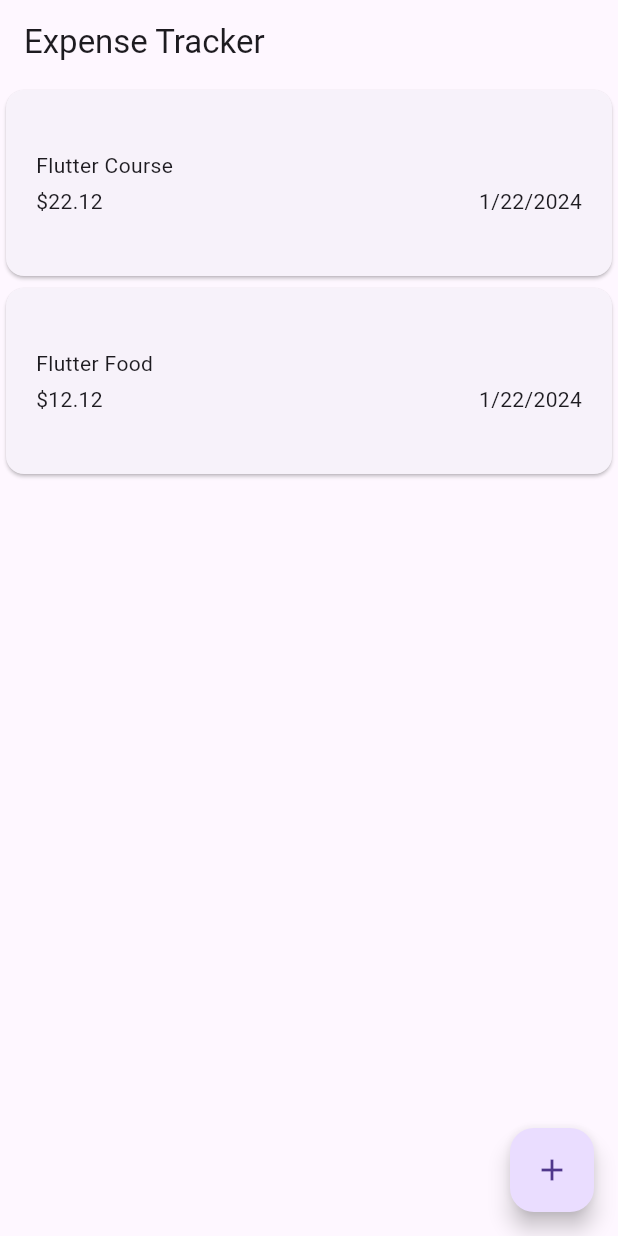
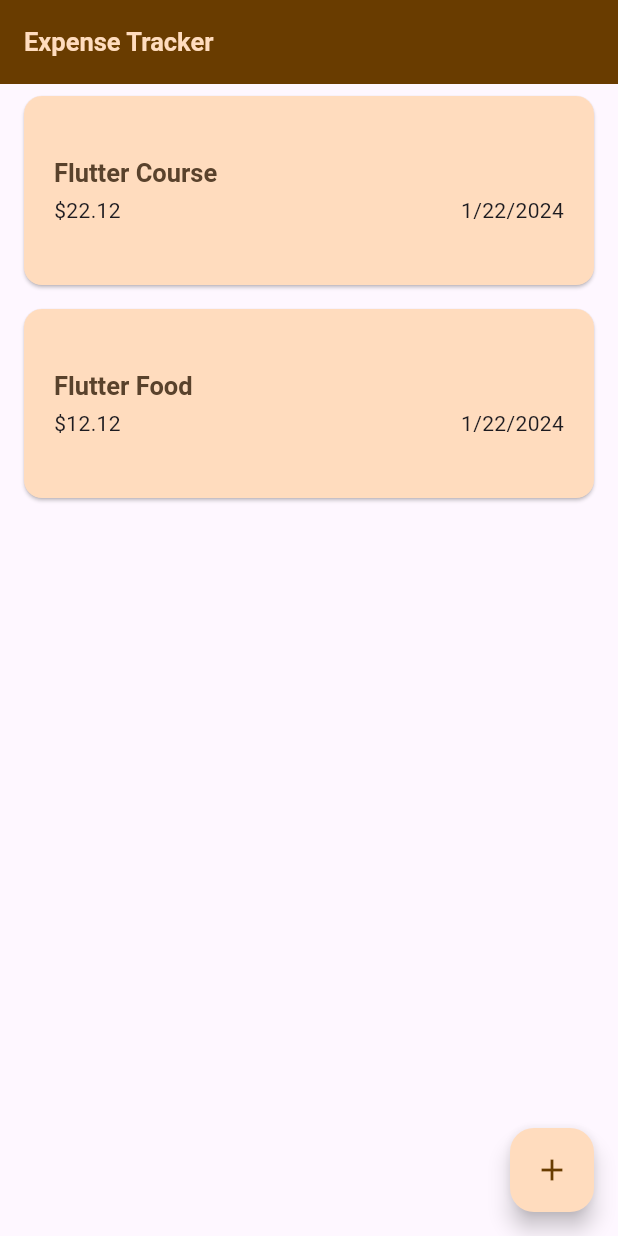
Before and after one commit to marijoy-apa/flutter-learn-forms, a Flutter app: the screen it shows after launch, on a phone screen of 412 x 824 dp. Run offline on Flutter 3.47's test engine with Material 3 defaults, Android fonts, the phone set to English and light mode, and no system bars.

Commit message:
set up theme

```diff
--- a/expense_tracker/lib/expense_item.dart
+++ b/expense_tracker/lib/expense_item.dart
@@ -10,11 +10,17 @@ class ExpenseItem extends StatelessWidget {
   Widget build(BuildContext context) {
     return Card(
       child: Padding(
-        padding: const EdgeInsets.symmetric(horizontal: 20, vertical: 40),
+        padding: const EdgeInsets.symmetric(
+          horizontal: 20,
+          vertical: 40,
+        ),
         child: Column(
           crossAxisAlignment: CrossAxisAlignment.start,
           children: [
-            Text(expense.title),
+            Text(
+              expense.title,
+              style: Theme.of(context).textTheme.titleLarge,
+            ),
             const SizedBox(
               height: 4,
             ),
--- a/expense_tracker/lib/main.dart
+++ b/expense_tracker/lib/main.dart
@@ -1,28 +1,40 @@
 import 'package:expense_tracker/home_page.dart';
 import 'package:flutter/material.dart';
-// import 'package:flutter/services.dart';
+
+var kColorScheme = ColorScheme.fromSeed(seedColor: Colors.orange);
 
 void main() {
-  //ensure the locking of orientation and running of the app
-  // WidgetsFlutterBinding.ensureInitialized();
-  // SystemChrome.setPreferredOrientations([DeviceOrientation.portraitUp]).then(
-  //   (value) {
-  //     return runApp(
-  //       const MyApp(),
-  //     );
-  //   },
-  // );
   runApp(const MyApp());
 }
 
 class MyApp extends StatelessWidget {
   const MyApp({super.key});
-
   @override
   Widget build(BuildContext context) {
-    return const MaterialApp(
+    return MaterialApp(
+      theme: ThemeData().copyWith(
+          colorScheme: kColorScheme,
+          appBarTheme: const AppBarTheme().copyWith(
+              backgroundColor: kColorScheme.onPrimaryContainer,
+              foregroundColor: kColorScheme.primaryContainer),
+          cardTheme: const CardTheme().copyWith(
+            color: kColorScheme.secondaryContainer,
+            margin: const EdgeInsets.symmetric(
+              horizontal: 16,
+              vertical: 8,
+            ),
+          ),
+          elevatedButtonTheme: ElevatedButtonThemeData(
+            style: ElevatedButton.styleFrom(
+                backgroundColor: kColorScheme.primaryContainer),
+          ),
+          textTheme: ThemeData().textTheme.copyWith(
+              titleLarge: TextStyle(
+                  fontWeight: FontWeight.bold,
+                  color: kColorScheme.onSecondaryContainer,
+                  fontSize: 17))),
       title: 'Flutter Demo',
-      home: MyHomePage(),
+      home: const MyHomePage(),
     );
   }
 }
```
